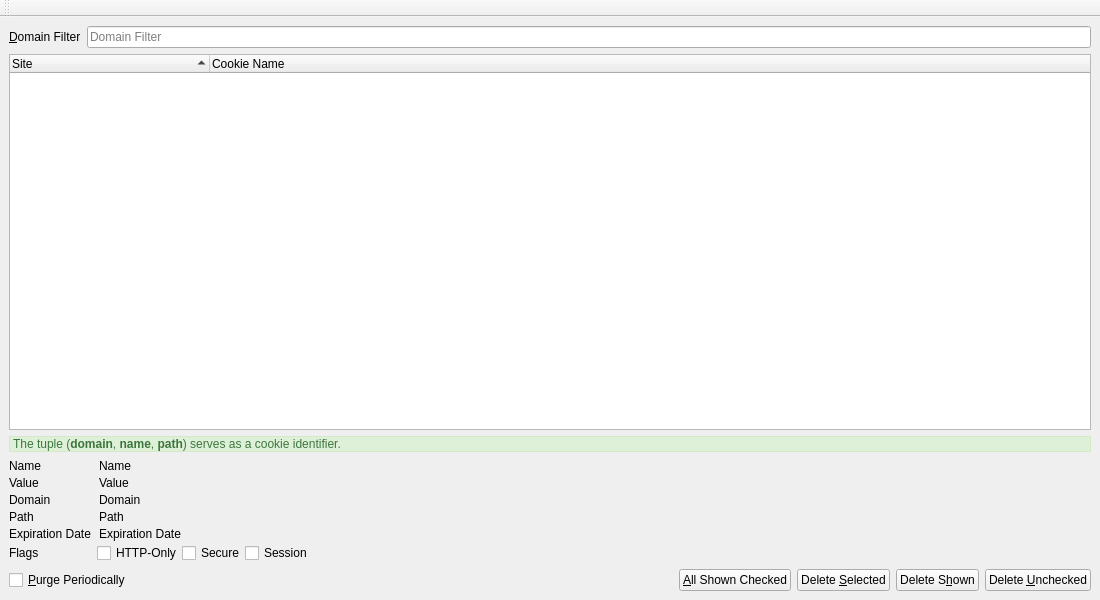
Before: the Qt Designer form UI/dooble_cookies_window.ui in textbrowser/dooble, drawn with Qt 5.
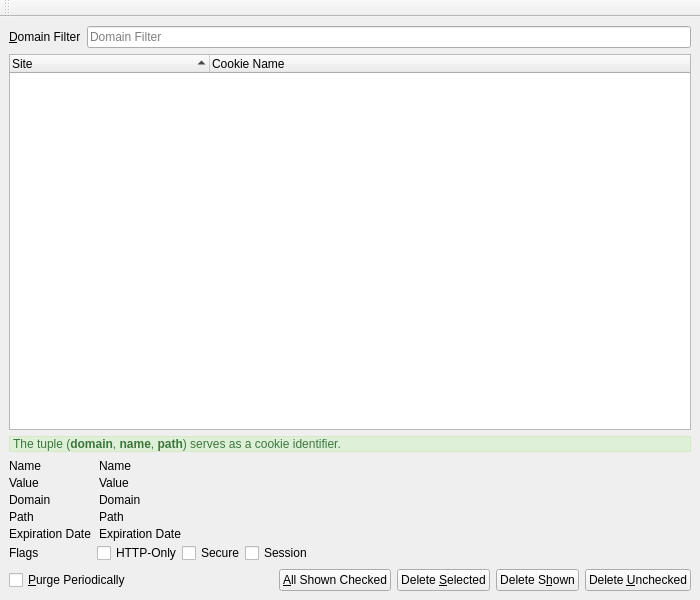
After: the same form once the commit is applied. Icons and pictures are not drawn. Custom widgets are drawn as their Qt base class.

Patch:
```diff
--- a/UI/dooble_cookies_window.ui
+++ b/UI/dooble_cookies_window.ui
@@ -6,7 +6,7 @@
    <rect>
     <x>0</x>
     <y>0</y>
-    <width>1100</width>
+    <width>700</width>
     <height>600</height>
    </rect>
   </property>
```
